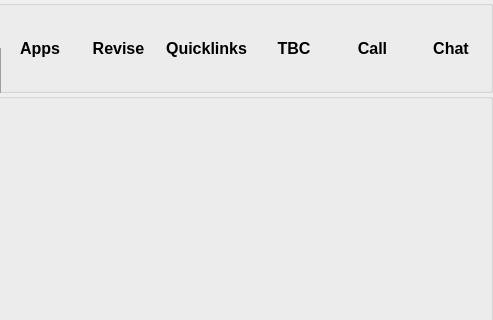
Qt form app/Home.ui (AzlanCoding/Student-Ignite) before a commit; both pictures show x 307 to 800 and y 0 to 320 of the 800 by 450 pixel window.
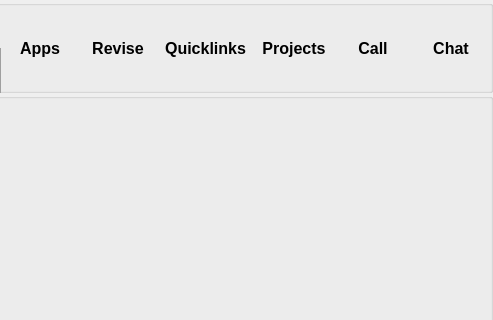
The same form after that commit.

Patch:
```diff
--- a/app/Home.ui
+++ b/app/Home.ui
@@ -469,7 +469,7 @@
               </font>
              </property>
              <property name="text">
-              <string>TBC</string>
+              <string>Projects</string>
              </property>
              <property name="popupMode">
               <enum>QToolButton::InstantPopup</enum>
```
Left out of the diff: 3 changed lines with no effect on the pictures.
